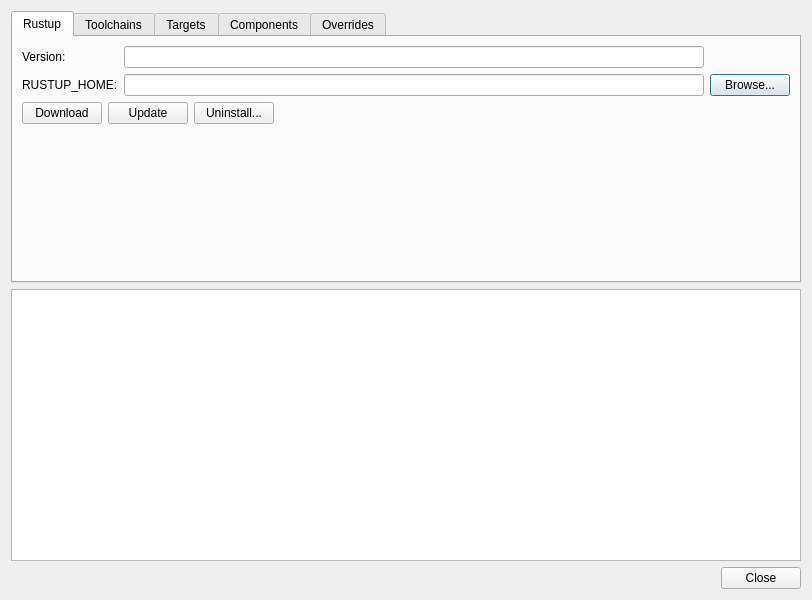
Qt form Source/UI/RustInstaller.ui (krre/afterglow) before a commit.
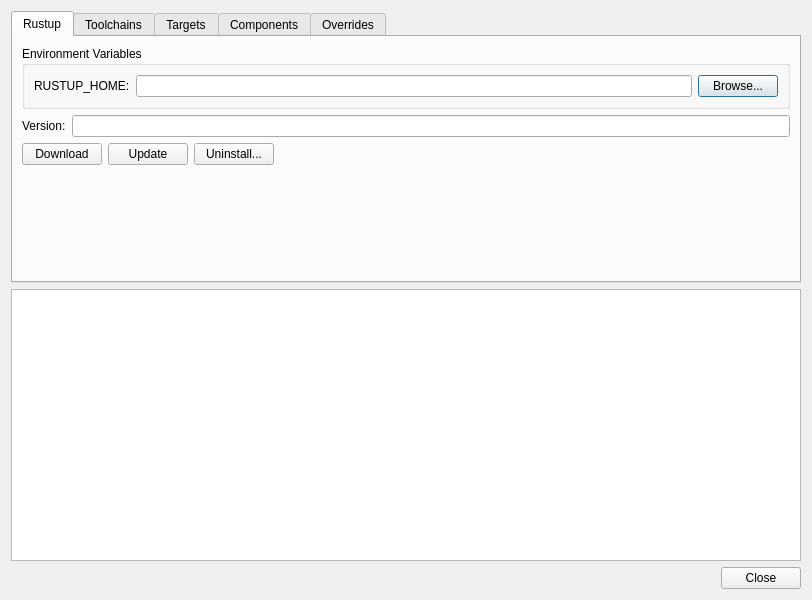
The same form after that commit.

Commit message: Move RUSTUP_HOME QLineEdit to Environment Variables QGroupBox

```diff
--- a/Source/UI/RustInstaller.ui
+++ b/Source/UI/RustInstaller.ui
@@ -24,15 +24,34 @@
        <string>Rustup</string>
       </attribute>
       <layout class="QVBoxLayout" name="verticalLayout_2">
+       <item>
+        <widget class="QGroupBox" name="groupBox">
+         <property name="title">
+          <string>Environment Variables</string>
+         </property>
+         <layout class="QGridLayout" name="gridLayout_2">
+          <item row="0" column="0">
+           <widget class="QLabel" name="label">
+            <property name="text">
+             <string>RUSTUP_HOME:</string>
+            </property>
+           </widget>
+          </item>
+          <item row="0" column="1">
+           <widget class="QLineEdit" name="lineEditRustupHome"/>
+          </item>
+          <item row="0" column="2">
+           <widget class="QPushButton" name="pushButtonBrowseRustupHome">
+            <property name="text">
+             <string>Browse...</string>
+            </property>
+           </widget>
+          </item>
+         </layout>
+        </widget>
+       </item>
        <item>
         <layout class="QGridLayout" name="gridLayout">
-         <item row="1" column="2">
-          <widget class="QPushButton" name="pushButtonBrowseRustup">
-           <property name="text">
-            <string>Browse...</string>
-           </property>
-          </widget>
-         </item>
          <item row="0" column="0">
           <widget class="QLabel" name="label_2">
            <property name="text">
@@ -40,16 +59,6 @@
            </property>
           </widget>
          </item>
-         <item row="1" column="0">
-          <widget class="QLabel" name="label">
-           <property name="text">
-            <string>RUSTUP_HOME:</string>
-           </property>
-          </widget>
-         </item>
-         <item row="1" column="1">
-          <widget class="QLineEdit" name="lineEditRustupHome"/>
-         </item>
          <item row="0" column="1">
           <widget class="QLineEdit" name="lineEditVersion">
            <property name="readOnly">
```
The commit also changes 2 other files.
